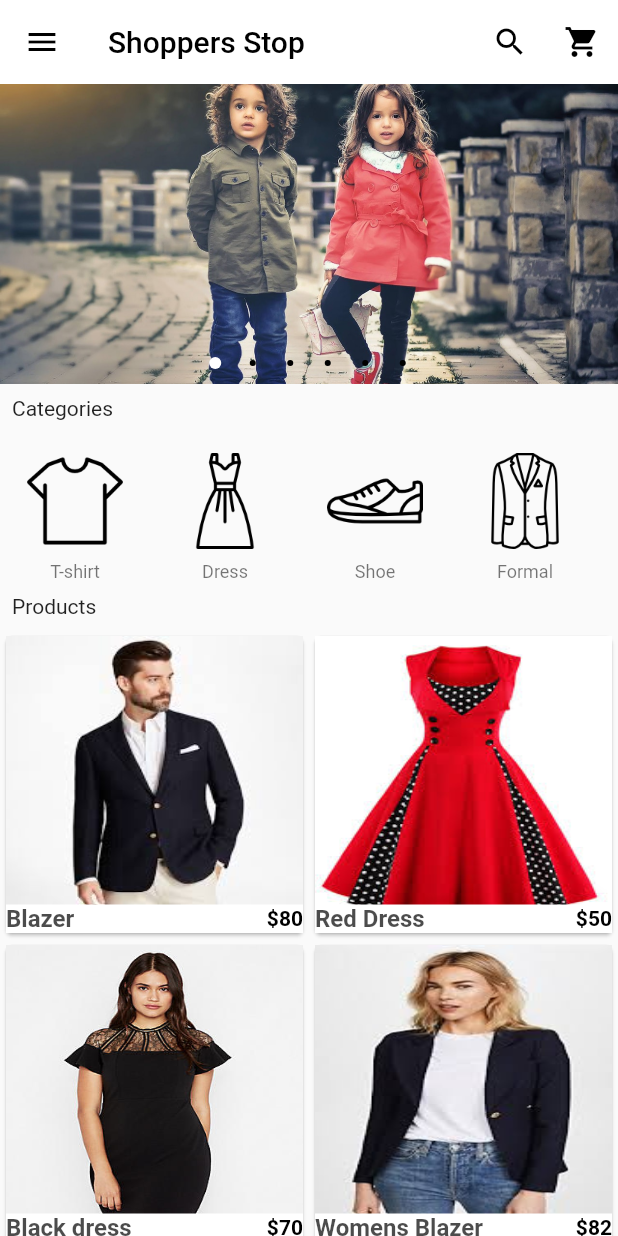
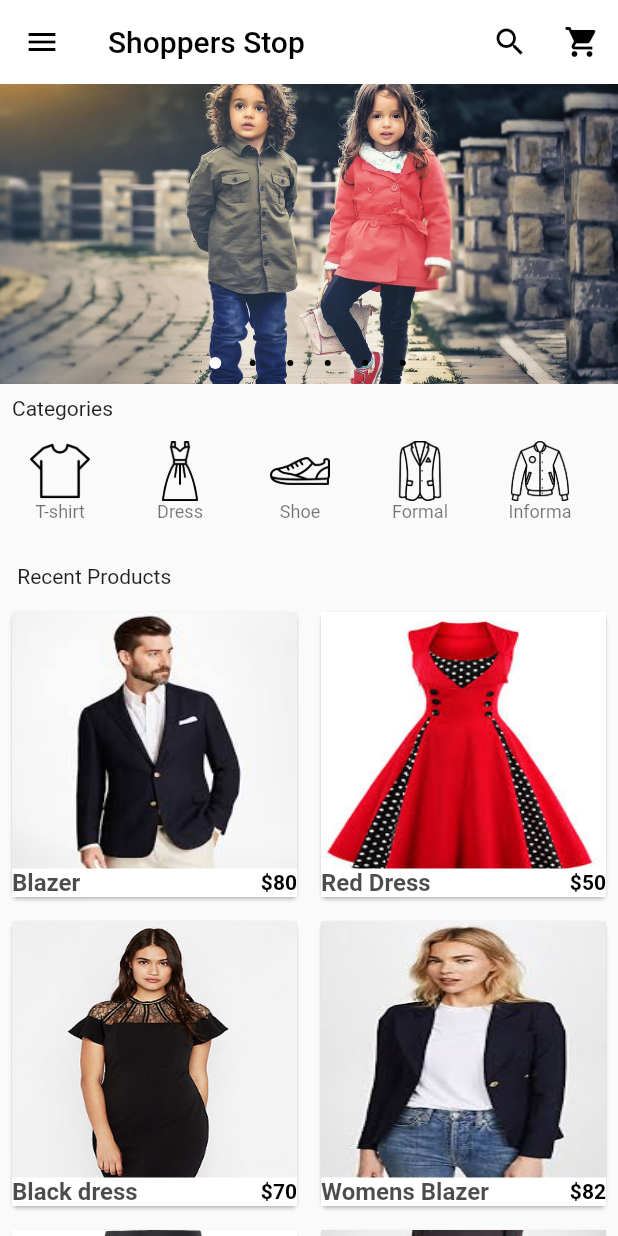
Before and after one commit to ajay1706/ecommerce-app, a Flutter app: the screen it shows after launch, on a phone screen of 412 x 824 dp. Run offline on Flutter 3.47's test engine with Material 2 defaults, Android fonts, the phone set to English and light mode, and no system bars; drawn by our look-alikes of carousel_pro.

```diff
--- a/shopper_stop/lib/components/horizontal_listview.dart
+++ b/shopper_stop/lib/components/horizontal_listview.dart
@@ -5,7 +5,7 @@ class HorizontalList extends StatelessWidget {
   @override
   Widget build(BuildContext context) {
     return Container(
-      height: 100,
+      height: 80,
       child: ListView(
         scrollDirection: Axis.horizontal,
         children: <Widget>[
@@ -33,11 +33,11 @@ class Category extends StatelessWidget {
   @override
   Widget build(BuildContext context) {
     return Container(
-      width: 100,
+      width: 80,
       child: Padding(padding: const EdgeInsets.all(2),
       child: ListTile(
 
-          title: Image.asset(img_location,width: 100,height: 80,color: Colors.black,),
+          title: Image.asset(img_location,width: 40,height: 40,color: Colors.black,),
         subtitle: Text(
           img_caption,
           textAlign: TextAlign.center,
--- a/shopper_stop/lib/components/products.dart
+++ b/shopper_stop/lib/components/products.dart
@@ -66,12 +66,15 @@ class _ProductsState extends State<Products> {
           crossAxisCount: 2,
 
         ),
-        itemBuilder: (BuildContext context, int i) => SimpleProduct(
-          prod_name: products[i]['name'],
-          prod_pic: products[i]['picture'],
-          prod_old_price: products[i]['old_price'],
+        itemBuilder: (BuildContext context, int i) => Padding(
+          padding: const EdgeInsets.all(4.0),
+          child: SimpleProduct(
+            prod_name: products[i]['name'],
+            prod_pic: products[i]['picture'],
+            prod_old_price: products[i]['old_price'],
 prod_price:             products[i]['price']
-          ,
+            ,
+          ),
         ));
   }
 }
--- a/shopper_stop/lib/pages/homepage.dart
+++ b/shopper_stop/lib/pages/homepage.dart
@@ -66,20 +66,21 @@ dotBgColor: Colors.transparent,
         ],
       ),
       drawer: DrawerScreen(),
-      body: ListView(
+      body: Column(
         children: <Widget>[
           //image carousel
           img_carousel,
           Padding(padding: const EdgeInsets.all(8),
-            child: Text("Categories"),),
+            child: Container(
+                alignment: Alignment.centerLeft,
+                child: Text("Categories")),),
           HorizontalList(),
           Padding(padding: const EdgeInsets.all(8),
-            child: Text("Products"),),
+            child: Container(
+                alignment: Alignment.centerLeft,
+                child: Text(" Recent Products")),),
 
-          Container(
-            height: 450,
-            child: Products(),
-          )
+          Flexible(child: Products())
 
           //Horizontal ListView
 
--- /dev/null
+++ b/shopper_stop/lib/pages/login_page.dart
@@ -0,0 +1,13 @@
+import 'package:flutter/material.dart';
+
+class LoginPage extends StatefulWidget {
+  @override
+  _LoginPageState createState() => _LoginPageState();
+}
+
+class _LoginPageState extends State<LoginPage> {
+  @override
+  Widget build(BuildContext context) {
+    return Container();
+  }
+}
--- a/shopper_stop/lib/pages/product_detail_page.dart
+++ b/shopper_stop/lib/pages/product_detail_page.dart
@@ -1,6 +1,7 @@
 import 'package:flutter/material.dart';
 import 'package:shopper_stop/components/similar_products.dart';
 import 'package:shopper_stop/pages/homepage.dart';
+import 'package:shopper_stop/pages/shopping_cart.dart';
 
 class ProductDetail extends StatefulWidget {
   final prod_detail_name;
@@ -53,7 +54,10 @@ class _ProductDetailState extends State<ProductDetail> {
               Icons.shopping_cart,
               color: Colors.black,
             ),
-            onPressed: () {},
+            onPressed: () {
+              Navigator.of(context).push(MaterialPageRoute(builder: (BuildContext)=>Cart()));
+
+            },
           )
         ],
       ),
--- a/shopper_stop/pubspec.yaml
+++ b/shopper_stop/pubspec.yaml
@@ -20,6 +20,11 @@ dependencies:
   flutter:
     sdk: flutter
   carousel_pro: ^1.0.0
+  firebase_auth: ^0.15.4
+  cloud_firestore: ^0.13.0+1
+  google_sign_in: ^4.1.1
+
+
 
   # The following adds the Cupertino Icons font to your application.
   # Use with the CupertinoIcons class for iOS style icons.
```
Also changed, not shown: shopper_stop/pubspec.lock, 9 other files.
